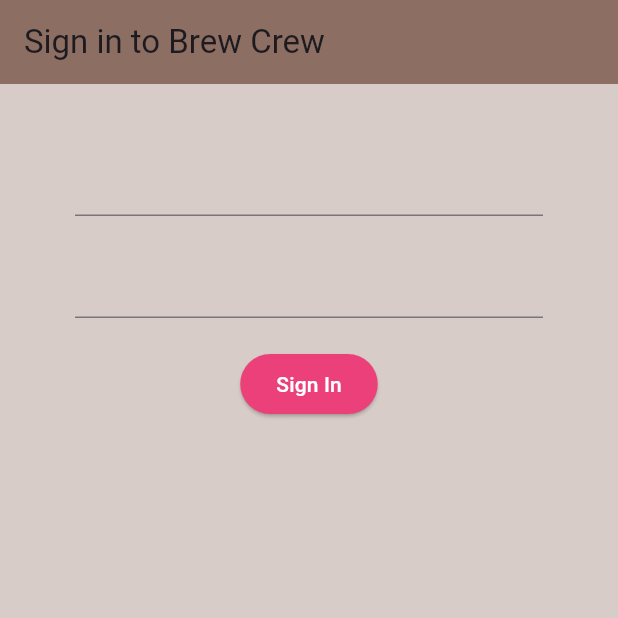
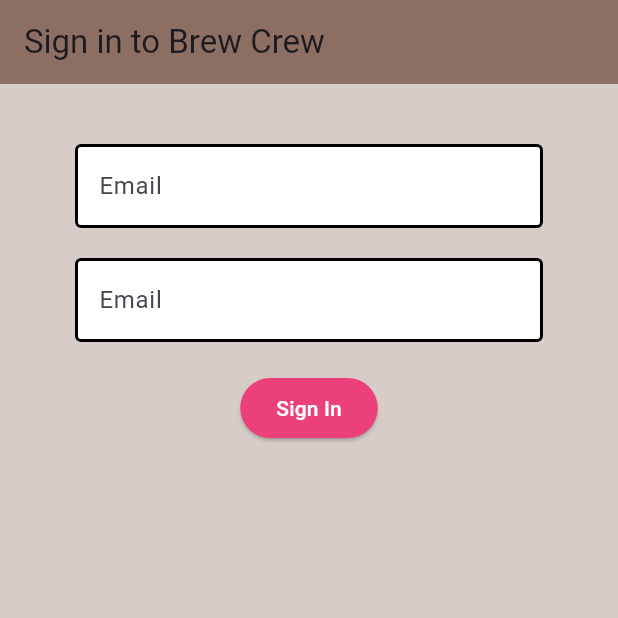
Before and after one commit to AhmedAyoub15/firebase, a Flutter app: the screen it shows after launch, on a phone screen of 412 x 824 dp, the top half of it. Run offline on Flutter 3.47's test engine with Material 3 defaults, Android fonts, the phone set to English and light mode, and no system bars; our stand-ins replace firebase_auth, firebase_core; accounts and stored records are empty.

Commit message:
i added the input text decorations and then created a constant to store that decoration cause i will  be repeating that same decoration

```diff
--- a/lib/screens/authenticate/sign_in.dart
+++ b/lib/screens/authenticate/sign_in.dart
@@ -1,4 +1,5 @@
 import 'package:firebase/services/auth.dart';
+import 'package:firebase/shared/constants.dart';
 import 'package:flutter/material.dart';
 
 class SignIn extends StatefulWidget {
@@ -33,6 +34,18 @@ class _SignInState extends State<SignIn> {
             children: <Widget>[
               SizedBox(height: 20.0),
               TextFormField(
+                decoration: textInputDecoration,
+                //  InputDecoration(
+                //     hintText: 'Email',
+                //     fillColor: Colors.white,
+                //     filled: true,
+                //     enabledBorder: OutlineInputBorder(
+                //         borderSide: BorderSide(
+                //       color: Colors.black,
+                //       width: 2.0,
+                //     )),
+                //     focusedBorder: OutlineInputBorder(
+                //         borderSide: BorderSide(color: Colors.red, width: 2.0))),
                 validator: (val) => val!.isEmpty ? 'Enter an email' : null,
                 onChanged: (val) {
                   setState(() => email = val);
@@ -40,6 +53,7 @@ class _SignInState extends State<SignIn> {
               ),
               SizedBox(height: 20.0),
               TextFormField(
+                decoration: textInputDecoration,
                 validator: (val) =>
                     val!.length < 6 ? 'Enter a password 6+ chars long' : null,
                 obscureText: true,
--- /dev/null
+++ b/lib/shared/constants.dart
@@ -0,0 +1,13 @@
+import 'package:flutter/material.dart';
+
+const textInputDecoration = InputDecoration(
+    hintText: 'Email',
+    fillColor: Colors.white,
+    filled: true,
+    enabledBorder: OutlineInputBorder(
+        borderSide: BorderSide(
+      color: Colors.black,
+      width: 2.0,
+    )),
+    focusedBorder: OutlineInputBorder(
+        borderSide: BorderSide(color: Colors.red, width: 2.0)));
```
